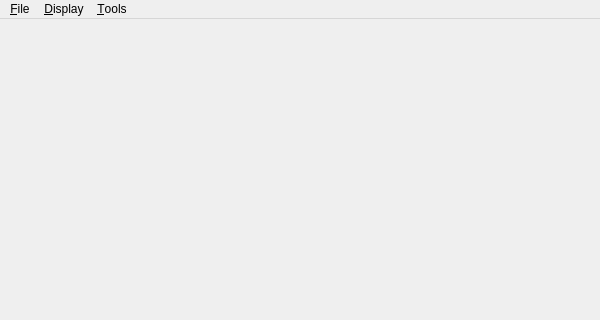
Old version of the form mainwindow.ui in the repository dguihal/quteqoin; both pictures show x 0 to 600 and y 0 to 320 of the 600 by 720 pixel window.
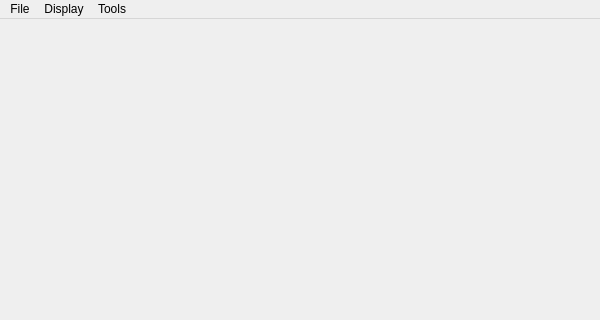
New version of the form. Icons and pictures are not drawn.

What changed in the file:
```diff
--- a/mainwindow.ui
+++ b/mainwindow.ui
@@ -24,19 +24,19 @@
      <x>0</x>
      <y>0</y>
      <width>600</width>
-     <height>19</height>
+     <height>18</height>
     </rect>
    </property>
    <widget class="QMenu" name="menuFile">
     <property name="title">
-     <string>&amp;File</string>
+     <string>File</string>
     </property>
     <addaction name="separator"/>
     <addaction name="actionQuit"/>
    </widget>
    <widget class="QMenu" name="displayMenu">
     <property name="title">
-     <string>&amp;Display</string>
+     <string>Display</string>
     </property>
     <widget class="QMenu" name="menuPinipede">
      <property name="title">
@@ -59,7 +59,7 @@
    </widget>
    <widget class="QMenu" name="toolsMenu">
     <property name="title">
-     <string>&amp;Tools</string>
+     <string>Tools</string>
     </property>
     <addaction name="actionOptions"/>
    </widget>
```
